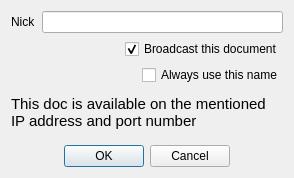
Before: the Qt Designer form announcedocumentdialog.ui in bhaskarbagchi/KgpEdit, drawn with Qt 5.
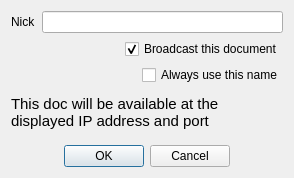
After: the same form once the commit is applied.

What changed in the file:
```diff
--- a/announcedocumentdialog.ui
+++ b/announcedocumentdialog.ui
@@ -92,7 +92,7 @@
         </font>
        </property>
        <property name="text">
-        <string>This doc is available on the mentioned IP address and port number</string>
+        <string>This doc will be available at the displayed IP address and port</string>
        </property>
        <property name="wordWrap">
         <bool>true</bool>
```
